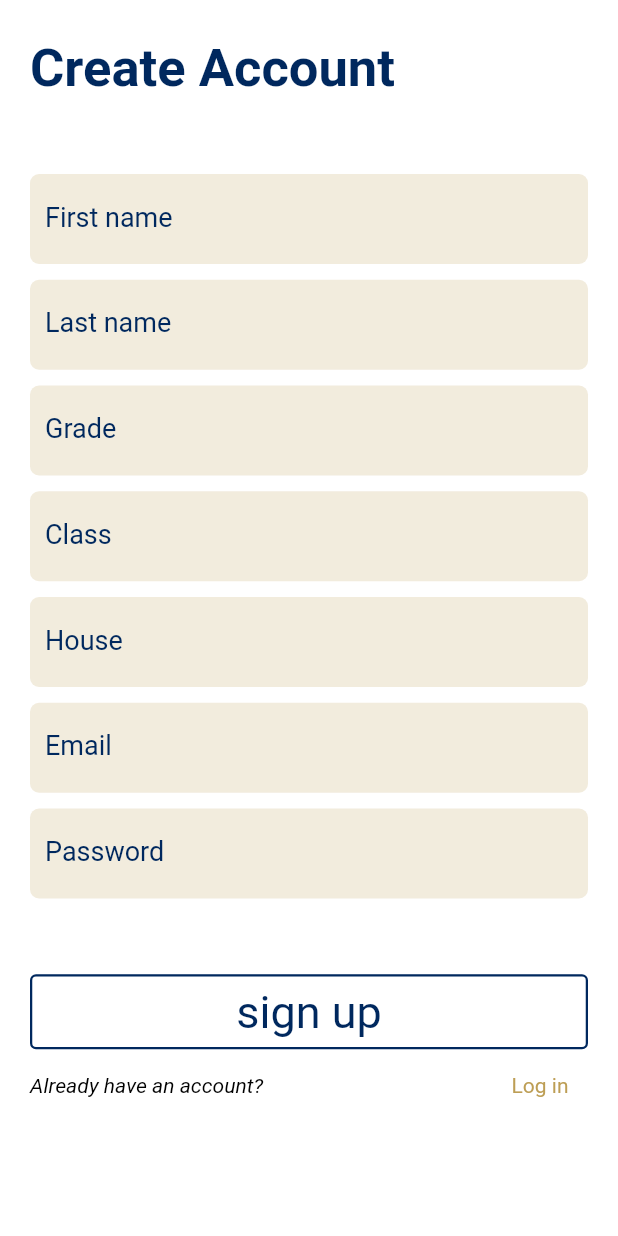
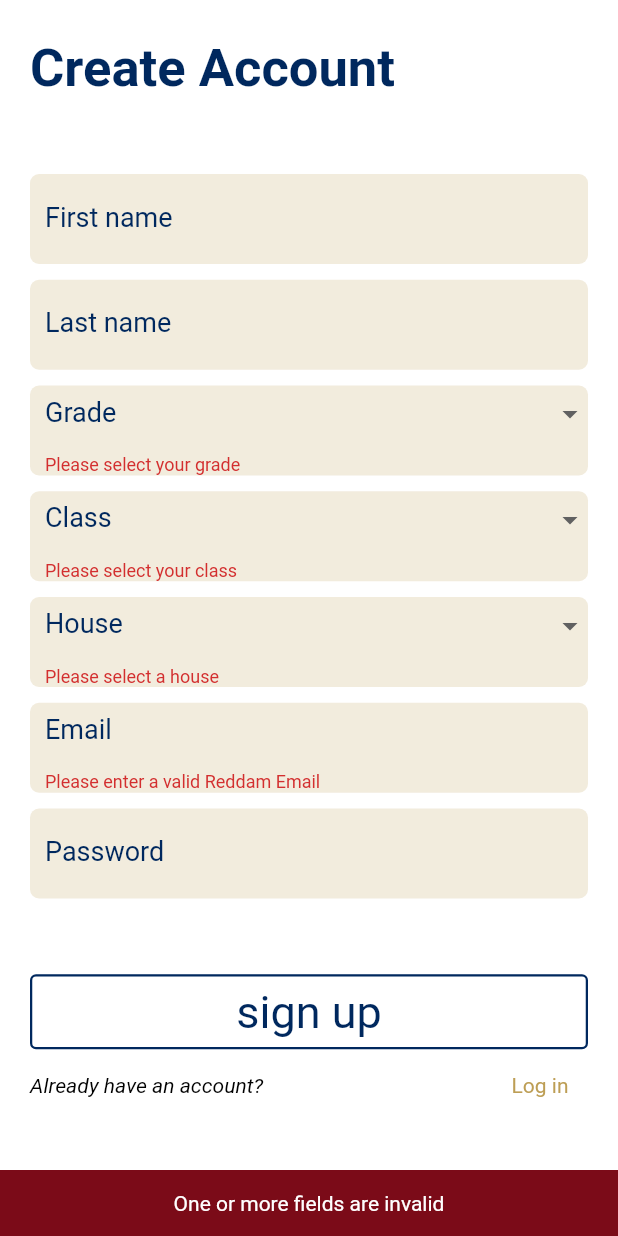
Before and after one commit to Shnifel/Reddam-App, a Flutter app: the SignUpPage screen opened by its route, after a tap on "sign up", on a phone screen of 412 x 824 dp. Run offline on Flutter 3.47's test engine with Material 2 defaults, Android fonts, the phone set to English and light mode, and no system bars; our stand-ins replace cloud_firestore, firebase_auth, firebase_core; accounts and stored records are empty; Roboto replaces fonts that are missing (AbeeZee).

Commit message:
Set up firestore dependency

```diff
--- /dev/null
+++ b/lib/helpers/dropdown_helpers.dart
@@ -0,0 +1,24 @@
+import 'package:flutter/material.dart';
+
+class DropdownListHelper {
+  static final List<String> _grades = ['8', '9', '10', '11', '12'];
+  static final List<String> _houses = [
+    'Connaught',
+    'Leinster',
+    'Munster',
+    'Ulster'
+  ];
+  static final List<String> _classes = ['R', 'E', 'D', 'A', 'M', 'H'];
+
+  static final List<DropdownMenuItem> grades = _grades.map((grade) {
+    return DropdownMenuItem(value: grade, child: Text(grade));
+  }).toList();
+
+  static final List<DropdownMenuItem> houses = _houses.map((house) {
+    return DropdownMenuItem(value: house, child: Text(house));
+  }).toList();
+
+  static final List<DropdownMenuItem> classes = _classes.map((c) {
+    return DropdownMenuItem(value: c, child: Text(c));
+  }).toList();
+}
--- /dev/null
+++ b/lib/services/firestore.dart
@@ -0,0 +1,15 @@
+import 'package:cloud_firestore/cloud_firestore.dart';
+
+class FirestoreService {
+  final String uid; // Reference to the user id
+  FirestoreService({required this.uid});
+
+  // Reference the user collection
+  final CollectionReference collection =
+      FirebaseFirestore.instance.collection("Users");
+
+  // Update the user's details
+  Future setUserData(Map<String, String?> data) async {
+    return await collection.doc(uid).set(data);
+  }
+}
--- a/lib/views/signup_page.dart
+++ b/lib/views/signup_page.dart
@@ -1,4 +1,5 @@
-
+import 'package:cce_project/helpers/dropdown_helpers.dart';
+import 'package:cce_project/services/firestore.dart';
 import 'package:firebase_auth/firebase_auth.dart';
 import 'package:flutter/material.dart';
 import '../styles.dart';
@@ -12,8 +13,7 @@ class SignUpPage extends StatelessWidget {
     return const Scaffold(
       backgroundColor: Colors.white,
       //The body is filled with the SignUpForm class below
-      body:
-          SignUpForm(), //use form inside page so text thingies work
+      body: SignUpForm(), //use form inside page so text thingies work
     );
   }
 }
@@ -40,6 +40,9 @@ class _SignUpFormState extends State<SignUpForm> {
   //Create a global key that uniquely identifies the Form widget
   //and allows validation of the form.
   final _formKey = GlobalKey<FormState>();
+  String? _houseValue;
+  String? _gradeValue;
+  String? _classValue;
 
   @override
   // Everything below determines how the page is displayed
@@ -55,8 +58,7 @@ class _SignUpFormState extends State<SignUpForm> {
                     alignment: Alignment.centerLeft,
                     child: Text('Create Account',
                         style: loginPageText.copyWith(
-                            fontSize: 35, fontWeight: FontWeight.bold))
-                ),
+                            fontSize: 35, fontWeight: FontWeight.bold))),
 
                 const SizedBox(height: 50),
 
@@ -74,22 +76,18 @@ class _SignUpFormState extends State<SignUpForm> {
                       child: TextFormField(
                         obscureText: false,
                         controller: firstNameController,
-
                         style: const TextStyle(
                           color: Colors.black87,
                           fontSize: 17,
                         ),
-
                         decoration: InputDecoration(
                             border: InputBorder.none,
-                          contentPadding:
-                              const EdgeInsets.symmetric(vertical: 10, horizontal: 10),
+                            contentPadding: const EdgeInsets.symmetric(
+                                vertical: 10, horizontal: 10),
                             labelText: "First name",
                             labelStyle: loginPageText),
-
                       ),
-                  )
-                ),
+                    )),
 
                 // Last name textbox
                 Container(
@@ -105,21 +103,18 @@ class _SignUpFormState extends State<SignUpForm> {
                       child: TextFormField(
                         obscureText: false,
                         controller: lastNameController,
-
                         style: const TextStyle(
                           color: Colors.black87,
                           fontSize: 17,
                         ),
-
                         decoration: InputDecoration(
                             border: InputBorder.none,
-                          contentPadding:
-                              const EdgeInsets.symmetric(vertical: 10, horizontal: 10),
+                            contentPadding: const EdgeInsets.symmetric(
+                                vertical: 10, horizontal: 10),
                             labelText: "Last name",
                             labelStyle: loginPageText),
                       ),
-                  )
-                ),
+                    )),
 
                 // Grade drop down
                 Container(
@@ -132,25 +127,28 @@ class _SignUpFormState extends State<SignUpForm> {
                     height: 60,
                     child: Material(
                       color: Colors.transparent,
-                    child: TextFormField(
-                      obscureText: false,
-                      controller: gradeController,
+                      child: DropdownButtonFormField(
+                        value: _gradeValue,
+                        items: DropdownListHelper.grades,
+                        onChanged: (value) => setState(() {
+                          _gradeValue = value;
+                          _formKey.currentState?.validate();
+                        }),
+                        validator: (value) {
+                          if (value == null) {
+                            return "Please select your grade";
+                          }
 
-                      style: const TextStyle(
-                        color: Colors.black87,
-                        fontSize: 17,
-                      ),
-
+                          return null;
+                        },
                         decoration: InputDecoration(
                             border: InputBorder.none,
-                          contentPadding:
-                              const EdgeInsets.symmetric(vertical: 10, horizontal: 10),
+                            contentPadding: const EdgeInsets.symmetric(
+                                vertical: 10, horizontal: 10),
                             labelText: "Grade",
                             labelStyle: loginPageText),
-
                       ),
-                  )
-                ),
+                    )),
 
                 // Class drop down
                 Container(
@@ -163,25 +161,28 @@ class _SignUpFormState extends State<SignUpForm> {
                     height: 60,
                     child: Material(
                       color: Colors.transparent,
-                    child: TextFormField(
-                      obscureText: false,
-                      controller: classController,
+                      child: DropdownButtonFormField(
+                        value: _classValue,
+                        items: DropdownListHelper.classes,
+                        onChanged: (value) => setState(() {
+                          _classValue = value;
+                          _formKey.currentState?.validate();
+                        }),
+                        validator: (value) {
+                          if (value == null) {
+                            return "Please select your class";
+                          }
 
-                      style: const TextStyle(
-                        color: Colors.black87,
-                        fontSize: 17,
-                      ),
-
+                          return null;
+                        },
                         decoration: InputDecoration(
                             border: InputBorder.none,
-                          contentPadding:
-                              const EdgeInsets.symmetric(vertical: 10, horizontal: 10),
+                            contentPadding: const EdgeInsets.symmetric(
+                                vertical: 10, horizontal: 10),
                             labelText: "Class",
                             labelStyle: loginPageText),
-
                       ),
-                  )
-                ),
+                    )),
 
                 // House drop down
                 Container(
@@ -194,25 +195,27 @@ class _SignUpFormState extends State<SignUpForm> {
                     height: 60,
                     child: Material(
                         color: Colors.transparent,
-                    child: TextFormField(
-                      obscureText: false,
-                      controller: houseController,
+                        child: DropdownButtonFormField(
+                          value: _houseValue,
+                          items: DropdownListHelper.houses,
+                          onChanged: (value) => setState(() {
+                            _houseValue = value;
+                            _formKey.currentState?.validate();
+                          }),
+                          validator: (value) {
+                            if (value == null) {
+                              return "Please select a house";
+                            }
 
-                      style: const TextStyle(
-                        color: Colors.black87,
-                        fontSize: 17,
-                      ),
-
+                            return null;
+                          },
                           decoration: InputDecoration(
                               border: InputBorder.none,
-                          contentPadding:
-                              const EdgeInsets.symmetric(vertical: 10, horizontal: 10),
+                              contentPadding: const EdgeInsets.symmetric(
+                                  vertical: 10, horizontal: 10),
                               labelText: "House",
                               labelStyle: loginPageText),
-
-                    ),
-                  )
-                ),
+                        ))),
 
                 // Email address textbox
                 Container(
@@ -228,22 +231,29 @@ class _SignUpFormState extends State<SignUpForm> {
                       child: TextFormField(
                         obscureText: false,
                         controller: emailController,
-
                         style: const TextStyle(
                           color: Colors.black87,
                           fontSize: 17,
                         ),
+                        validator: (value) {
+                          if (value == null ||
+                              !value.contains("@reddam.house")) {
+                            return "Please enter a valid Reddam Email";
+                          }
 
+                          return null;
+                        },
+                        onChanged: (value) {
+                          _formKey.currentState?.validate();
+                        },
                         decoration: InputDecoration(
                             border: InputBorder.none,
-                          contentPadding:
-                              const EdgeInsets.symmetric(vertical: 10, horizontal: 10),
+                            contentPadding: const EdgeInsets.symmetric(
+                                vertical: 10, horizontal: 10),
                             labelText: "Email",
                             labelStyle: loginPageText),
-
                       ),
-                  )
-                ),
+                    )),
 
                 // Password textbox
                 Container(
@@ -259,22 +269,18 @@ class _SignUpFormState extends State<SignUpForm> {
                       child: TextFormField(
                         obscureText: true,
                         controller: passwordController,
-
                         style: const TextStyle(
                           color: Colors.black87,
                           fontSize: 17,
                         ),
-
                         decoration: InputDecoration(
                             border: InputBorder.none,
-                          contentPadding:
-                              const EdgeInsets.symmetric(vertical: 10, horizontal: 10),
+                            contentPadding: const EdgeInsets.symmetric(
+                                vertical: 10, horizontal: 10),
                             labelText: "Password",
                             labelStyle: loginPageText),
-
                       ),
-                  )
-                ),
+                    )),
 
                 Container(
                     height: 90,
@@ -291,46 +297,73 @@ class _SignUpFormState extends State<SignUpForm> {
                           if (_formKey.currentState!.validate()) {
                             //If the form is valid
                             try {
-                              UserCredential userCredential = await FirebaseAuth.instance.createUserWithEmailAndPassword(
+                              UserCredential userCredential = await FirebaseAuth
+                                  .instance
+                                  .createUserWithEmailAndPassword(
                                       email: emailController.text,
-                                password: passwordController.text
-                              );
+                                      password: passwordController.text);
+
+                              String userID = userCredential.user!.uid;
+                              FirestoreService(uid: userID).setUserData({
+                                "firstName": firstNameController.text,
+                                "lastName": lastNameController.text,
+                                "grade": _gradeValue,
+                                "class": _classValue,
+                                "house": _houseValue,
+                                "email": emailController.text,
+                              });
+
                               ScaffoldMessenger.of(context).showSnackBar(
                                 const SnackBar(
-                                  backgroundColor: Color.fromARGB(255, 123, 11, 24),
-                                  content: Text(
-                                    "Success", textAlign: TextAlign.center),
+                                  backgroundColor:
+                                      Color.fromARGB(255, 123, 11, 24),
+                                  content: Text("Success",
+                                      textAlign: TextAlign.center),
                                 ),
                               );
                             } on FirebaseAuthException catch (e) {
                               if (e.code == 'weak-password') {
                                 ScaffoldMessenger.of(context).showSnackBar(
                                   const SnackBar(
-                                    backgroundColor: Color.fromARGB(255, 123, 11, 24),
+                                    backgroundColor:
+                                        Color.fromARGB(255, 123, 11, 24),
                                     content: Text(
-                                      "The password provided is too weak", textAlign: TextAlign.center),
+                                        "The password provided is too weak",
+                                        textAlign: TextAlign.center),
                                   ),
                                 );
                               } else if (e.code == 'email-already-in-use') {
                                 ScaffoldMessenger.of(context).showSnackBar(
                                   const SnackBar(
-                                    backgroundColor: Color.fromARGB(255, 123, 11, 24),
+                                    backgroundColor:
+                                        Color.fromARGB(255, 123, 11, 24),
                                     content: Text(
-                                      "An account already exists for that email", textAlign: TextAlign.center),
+                                        "An account already exists for that email",
+                                        textAlign: TextAlign.center),
                                   ),
                                 );
                               } else if (e.code == 'invalid-email') {
                                 ScaffoldMessenger.of(context).showSnackBar(
                                   const SnackBar(
-                                    backgroundColor: Color.fromARGB(255, 123, 11, 24),
-                                    content: Text(
-                                      "The email domain is invalid", textAlign: TextAlign.center),
+                                    backgroundColor:
+                                        Color.fromARGB(255, 123, 11, 24),
+                                    content: Text("The email domain is invalid",
+                                        textAlign: TextAlign.center),
                                   ),
                                 );
                               }
                             } catch (e) {
                               print(e);
                             }
+                          } else {
+                            ScaffoldMessenger.of(context).showSnackBar(
+                              const SnackBar(
+                                backgroundColor:
+                                    Color.fromARGB(255, 123, 11, 24),
+                                content: Text("One or more fields are invalid",
+                                    textAlign: TextAlign.center),
+                              ),
+                            );
                           }
                         },
                         child: Text('sign up',
@@ -345,8 +378,7 @@ class _SignUpFormState extends State<SignUpForm> {
                         style: loginPageText.copyWith(
                             fontSize: 14,
                             fontStyle: FontStyle.italic,
-                          color: Colors.black
-                        )),
+                            color: Colors.black)),
                     TextButton(
                         onPressed: () {
                           //go to login page
--- a/pubspec.yaml
+++ b/pubspec.yaml
@@ -37,6 +37,7 @@ dependencies:
   cupertino_icons: ^1.0.2
   firebase_core: ^2.15.1
   firebase_auth: ^4.9.0
+  cloud_firestore: ^4.9.1
 
 dev_dependencies:
   flutter_test:
```
Also changed, not shown: pubspec.lock, 5 other files. Lines whose indentation alone changed are shown as unchanged.
